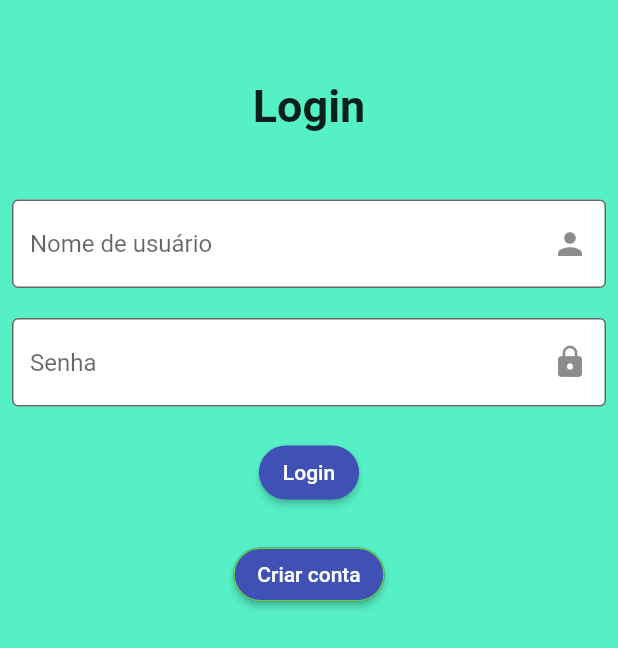
After one commit to gcrz/app-animeros, a Flutter app: the screen it shows after launch, item 5 of the bottom bar chosen, after a tap on "Logout", on a phone screen of 412 x 824 dp. The commit adds this screen. Shown: the top 648 px of the screen. Run offline on Flutter 3.47's test engine with Material 2 defaults, Android fonts, the phone set to English and light mode, and no system bars; our stand-ins replace fl_chart; network calls fail.

Commit message:
Criação das páginas de Cadastro e Login do usuário

```diff
--- /dev/null
+++ b/app_animeros/lib/view/screens/register_login_screens/user_login.dart
@@ -0,0 +1,97 @@
+import 'package:app_animeros/main.dart';
+import 'package:flutter/material.dart';
+import 'package:app_animeros/view/bottom_navigation_bar.dart';
+import 'package:app_animeros/view/screens/register_login_screens/user_register.dart';
+
+class UserLogin extends StatefulWidget {
+  @override
+  _UserLoginState createState() => _UserLoginState();
+}
+
+class _UserLoginState extends State<UserLogin> {
+  @override
+  Widget build(BuildContext context) {
+    return MaterialApp(
+      theme: ThemeData(
+          primarySwatch: Colors.indigo,
+          scaffoldBackgroundColor: const Color(0xFF56F0C6)),
+      home: Scaffold(
+        body: SingleChildScrollView(
+          child: Center(
+            child: Container(
+              child: Padding(
+                padding: const EdgeInsets.all(8.0),
+                child: Column(
+                  crossAxisAlignment: CrossAxisAlignment.center,
+                  mainAxisAlignment: MainAxisAlignment.center,
+                  children: [
+                    SizedBox(height: 45.0),
+                    Text(
+                      "Login",
+                      style:
+                          TextStyle(fontSize: 30, fontWeight: FontWeight.bold),
+                    ),
+                    SizedBox(height: 45.0),
+                    TextField(
+                      decoration: InputDecoration(
+                        filled: true,
+                        fillColor: Colors.white,
+                        border: OutlineInputBorder(
+                            borderSide: BorderSide(color: Colors.black)),
+                        hintText: "Nome de usuário",
+                        suffixIcon: Icon(Icons.person),
+                      ),
+                    ),
+                    SizedBox(height: 20.0),
+                    TextField(
+                      decoration: InputDecoration(
+                        filled: true,
+                        fillColor: Colors.white,
+                        border: OutlineInputBorder(
+                            borderSide: BorderSide(color: Colors.black)),
+                        hintText: "Senha",
+                        suffixIcon: Icon(Icons.lock),
+                      ),
+                    ),
+                    SizedBox(height: 20.0),
+                    ElevatedButton(
+                      style: ButtonStyle(
+                          shape:
+                              MaterialStateProperty.all<RoundedRectangleBorder>(
+                                  RoundedRectangleBorder(
+                                      borderRadius:
+                                          BorderRadius.circular(18)))),
+                      onPressed: () {
+                        Navigator.push(
+                            context,
+                            MaterialPageRoute(
+                                builder: (context) => MyBottomNavigationBar()));
+                      },
+                      child: Text("Login"),
+                    ),
+                    SizedBox(height: 20.0),
+                    ElevatedButton(
+                        style: ButtonStyle(
+                          shape: MaterialStateProperty.all<
+                                  RoundedRectangleBorder>(
+                              RoundedRectangleBorder(
+                                  borderRadius: BorderRadius.circular(18),
+                                  side: BorderSide(color: Color(0xFF5FD14C)))),
+                        ),
+                        onPressed: () {
+                          Navigator.push(
+                              context,
+                              MaterialPageRoute(
+                                  builder: (context) => UserRegister()));
+                        },
+                        child: Text("Criar conta"))
+                  ],
+                ),
+              ),
+            ),
+          ),
+        ),
+      ),
+    );
+  }
+}
--- a/app_animeros/lib/view/screens/user_profile_screens/user_profile.dart
+++ b/app_animeros/lib/view/screens/user_profile_screens/user_profile.dart
@@ -1,4 +1,5 @@
 import 'package:app_animeros/view/screens/user_profile_screens/user_config.dart';
+import 'package:app_animeros/view/screens/register_login_screens/user_login.dart';
 import 'package:flutter/material.dart';
 
 class UserProfile extends StatefulWidget {
@@ -14,42 +15,32 @@ class _UserProfileState extends State<UserProfile> {
     return Column(
       children: [
         Row(
-          children: [
-            profileImage(),
-            profileData()
-          ],
+          children: [profileImage(), profileData()],
         ),
         Divider(),
         accountConfiguration(),
         help(),
+        logout()
       ],
     );
   }
+
   Widget profileData() {
     return Expanded(
-          child: Column(
-          children: [
+      child: Column(children: [
         Padding(
           padding: const EdgeInsets.all(8.0),
           child: Text(
             "Nome de Usuário",
-                style: TextStyle(
-                  fontSize: 20,
-                  fontWeight: FontWeight.bold
-                ),
+            style: TextStyle(fontSize: 20, fontWeight: FontWeight.bold),
           ),
         ),
         Padding(
           padding: const EdgeInsets.all(8.0),
-              child: Text(
-                "Usuário cadastrado em 30 de Abril de 2021",
-                style: TextStyle(
-                  fontSize: 16
-                )
+          child: Text("Usuário cadastrado em 30 de Abril de 2021",
+              style: TextStyle(fontSize: 16)),
         ),
-            ),
-          ]
-        ),
+      ]),
     );
   }
 
@@ -59,10 +50,7 @@ class _UserProfileState extends State<UserProfile> {
       child: SizedBox(
         height: 100,
         width: 100,
-        child:
-          Stack(
-            clipBehavior: Clip.none, fit: StackFit.expand,
-            children: [
+        child: Stack(clipBehavior: Clip.none, fit: StackFit.expand, children: [
           CircleAvatar(),
           Positioned(
               right: -10,
@@ -78,8 +66,7 @@ class _UserProfileState extends State<UserProfile> {
                   ),
                 ),
               ))
-          ]
-        ),
+        ]),
       ),
     );
   }
@@ -107,9 +94,7 @@ class _UserProfileState extends State<UserProfile> {
         ),
         onPressed: () {
           Navigator.push(
-            _context,
-            MaterialPageRoute(builder: (context) => UserConfig())
-          );
+              _context, MaterialPageRoute(builder: (context) => UserConfig()));
         },
       ),
     );
@@ -147,13 +132,20 @@ class _UserProfileState extends State<UserProfile> {
                           onPressed: () {
                             Navigator.pop(context);
                           },
-                  child: Text("Sair")
-                )
+                          child: Text("Sair"))
                     ],
-            )
-          );
+                  ));
         },
       ),
     );
   }
+
+  Widget logout() {
+    return ElevatedButton(
+        onPressed: () {
+          Navigator.push(
+              context, MaterialPageRoute(builder: (context) => UserLogin()));
+        },
+        child: Text("Logout"));
   }
+}
```
Also changed, not shown: app_animeros/lib/view/screens/register_login_screens/user_register.dart (added, +119 -0 lines). Lines whose indentation alone changed are shown as unchanged.
